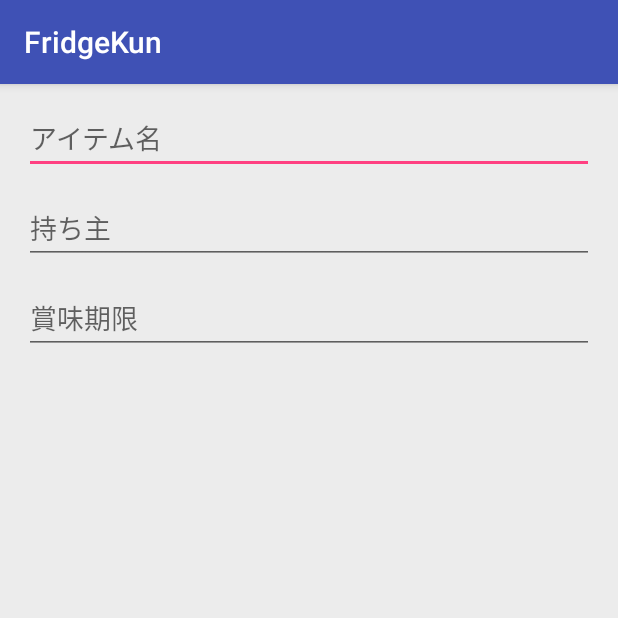
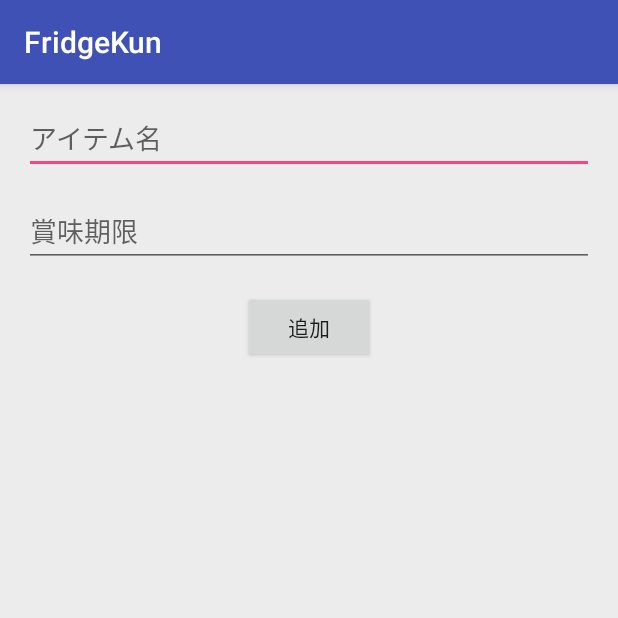
Before and after one commit to minami1389/FridgeKun, an Android app: the fragment AddItemFragment shown on its own in the app's theme, on a phone screen of 412 x 824 dp, the top half of it. Run offline under Robolectric (Android 15) with nearby library versions, the phone set to English and light mode, and no system bars; our stand-ins replace Firebase (no records; nobody signed in at launch, a user with empty details on screens opened directly); 1 statement that could not run was skipped.

Commit message:
save item to firebase

```diff
--- a/app/src/main/java/com/example/minami1389/fridgekun/Fragment/AddItemFragment.kt
+++ b/app/src/main/java/com/example/minami1389/fridgekun/Fragment/AddItemFragment.kt
@@ -6,16 +6,45 @@ import android.support.v4.app.Fragment
 import android.view.LayoutInflater
 import android.view.View
 import android.view.ViewGroup
-
+import android.widget.EditText
+import com.example.minami1389.fridgekun.Activity.FridgeActivity
+import com.example.minami1389.fridgekun.Model.Item
 import com.example.minami1389.fridgekun.R
+import com.google.firebase.auth.FirebaseAuth
+import java.text.SimpleDateFormat
+import java.util.*
 
 
 class AddItemFragment : Fragment() {
 
     override fun onCreateView(inflater: LayoutInflater?, container: ViewGroup?,
                               savedInstanceState: Bundle?): View? {
-        // Inflate the layout for this fragment
-        return inflater!!.inflate(R.layout.fragment_add_item, container, false)
+
+        val rootView = inflater!!.inflate(R.layout.fragment_add_item, container, false)
+
+        rootView.findViewById(R.id.decideItemButton).setOnClickListener {
+            val userName = FirebaseAuth.getInstance().currentUser?.displayName
+            val userId = FirebaseAuth.getInstance().currentUser?.uid
+            val name = (rootView.findViewById(R.id.itemNameEditText) as EditText).text.toString()
+            val expired = (rootView.findViewById(R.id.itemExpiredEditText) as EditText).text.toString()
+            Item(name, userId.toString(), userName.toString(), expired).writeNewItem((activity as FridgeActivity).name)
+            getFragmentManager().beginTransaction().remove(this).commit()
+        }
+
+        val itemExpiredEditText = rootView.findViewById(R.id.itemExpiredEditText) as EditText
+        itemExpiredEditText.setOnClickListener {
+            val datePicker = DatePickerDialogFragment()
+            datePicker.onDateSetCallback = { year, month, day ->
+                itemExpiredEditText.setText(year.toString() + "年" + month.toString() + "月" + day.toString() + "日")
+            }
+            datePicker.show(activity.supportFragmentManager, "datePicker")
+        }
+
+        return rootView
+    }
+
+    fun stringToDate(date: String): Date {
+        return SimpleDateFormat("yyyy年MM月dd日").parse(date)
     }
 
 }
--- a/app/src/main/java/com/example/minami1389/fridgekun/Model/Fridge.kt
+++ b/app/src/main/java/com/example/minami1389/fridgekun/Model/Fridge.kt
@@ -26,7 +26,7 @@ class Fridge() {
     }
 
     fun fetchFridge(name: String, onSuccess: (result: Fridge?)->Unit) {
-        mDatabase.child(name).addValueEventListener(object: ValueEventListener {
+        mDatabase.child(name).addListenerForSingleValueEvent(object: ValueEventListener {
             override fun onDataChange(dataSnapshot: DataSnapshot) {
                 if (dataSnapshot.hasChild("founderUid") && dataSnapshot.hasChild("password")) {
                     val founderUid = dataSnapshot.child("founderUid").value.toString()
--- a/app/src/main/res/layout/fragment_add_item.xml
+++ b/app/src/main/res/layout/fragment_add_item.xml
@@ -18,23 +18,25 @@
         app:layout_constraintTop_toTopOf="parent" />
 
     <EditText
-        android:id="@+id/itemOwnerEditText"
-        android:layout_width="match_parent"
-        android:layout_height="44dp"
-        android:layout_marginTop="16dp"
-        android:hint="持ち主"
-        app:layout_constraintEnd_toEndOf="parent"
-        app:layout_constraintStart_toStartOf="parent"
-        app:layout_constraintTop_toBottomOf="@+id/itemNameEditText" />
-
-    <EditText
         android:id="@+id/itemExpiredEditText"
         android:layout_width="match_parent"
-        android:layout_height="44dp"
+        android:layout_height="46dp"
         android:layout_marginTop="16dp"
         android:hint="賞味期限"
         app:layout_constraintEnd_toEndOf="parent"
         app:layout_constraintStart_toStartOf="parent"
-        app:layout_constraintTop_toBottomOf="@+id/itemOwnerEditText" />
+        app:layout_constraintTop_toBottomOf="@+id/itemNameEditText"
+        android:focusable="false"/>
+
+    <Button
+        android:id="@+id/decideItemButton"
+        android:layout_width="wrap_content"
+        android:layout_height="wrap_content"
+        android:layout_marginTop="16dp"
+        android:text="追加"
+        app:layout_constraintEnd_toEndOf="parent"
+        app:layout_constraintStart_toStartOf="parent"
+        app:layout_constraintTop_toBottomOf="@+id/itemExpiredEditText" />
+
 
 </android.support.constraint.ConstraintLayout>
--- /dev/null
+++ b/app/src/main/res/layout/fragment_date_picker_dialog.xml
@@ -0,0 +1,6 @@
+<?xml version="1.0" encoding="utf-8"?>
+<android.support.constraint.ConstraintLayout xmlns:android="http://schemas.android.com/apk/res/android"
+    android:layout_width="match_parent"
+    android:layout_height="match_parent">
+
+</android.support.constraint.ConstraintLayout>
```
Also changed, not shown: app/src/main/java/com/example/minami1389/fridgekun/Activity/FridgeActivity.kt (+8 -0 lines), app/src/main/java/com/example/minami1389/fridgekun/Fragment/DatePickerDialogFragment.kt (added, +39 -0 lines), app/src/main/java/com/example/minami1389/fridgekun/Model/Item.kt (added, +68 -0 lines), app/src/main/res/layout/activity_fridge.xml (+1 -6 lines).
